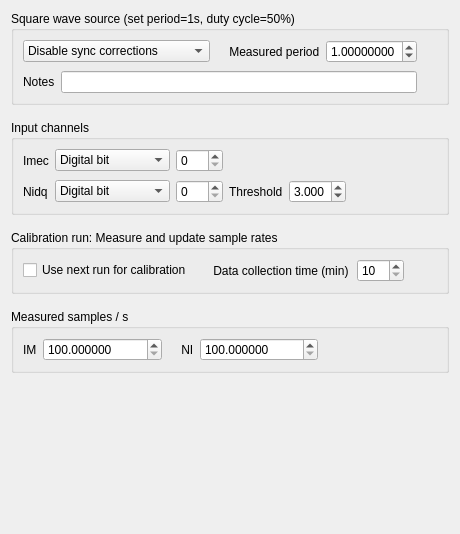
Old version of the form Forms/SyncTab.ui in the repository billkarsh/SpikeGLX.
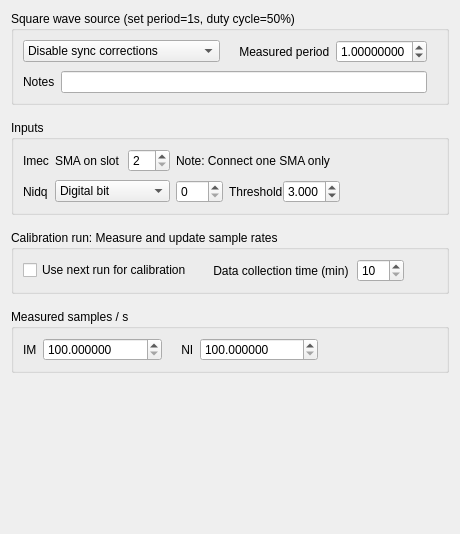
New version of the form.

```diff
--- a/Forms/SyncTab.ui
+++ b/Forms/SyncTab.ui
@@ -59,16 +59,16 @@
           <string>Disable sync corrections</string>
          </property>
         </item>
+        <item>
+         <property name="text">
+          <string>Separate high precision pulser</string>
+         </property>
+        </item>
         <item>
          <property name="text">
           <string>Current NI acquisition device</string>
          </property>
         </item>
-        <item>
-         <property name="text">
-          <string>Other high precision pulser</string>
-         </property>
-        </item>
        </widget>
       </item>
       <item row="0" column="2">
@@ -129,16 +129,16 @@
    <item row="1" column="0">
     <widget class="QGroupBox" name="chanGB">
      <property name="title">
-      <string>Input channels</string>
+      <string>Inputs</string>
      </property>
      <layout class="QGridLayout" name="gridLayout_3">
       <property name="verticalSpacing">
        <number>8</number>
       </property>
-      <item row="1" column="3">
-       <widget class="QLabel" name="label_8">
-        <property name="text">
-         <string>Threshold</string>
+      <item row="1" column="2">
+       <widget class="QSpinBox" name="niChanSB">
+        <property name="maximum">
+         <number>999</number>
         </property>
        </widget>
       </item>
@@ -149,19 +149,10 @@
         </property>
        </widget>
       </item>
-      <item row="1" column="4">
-       <widget class="QDoubleSpinBox" name="niThreshSB">
-        <property name="decimals">
-         <number>3</number>
-        </property>
-        <property name="maximum">
-         <double>5.000000000000000</double>
-        </property>
-        <property name="singleStep">
-         <double>0.100000000000000</double>
-        </property>
-        <property name="value">
-         <double>3.000000000000000</double>
+      <item row="0" column="2" colspan="2">
+       <widget class="QLabel" name="label_10">
+        <property name="text">
+         <string>Note: Connect one SMA only</string>
         </property>
        </widget>
       </item>
@@ -172,19 +163,68 @@
         </property>
        </widget>
       </item>
-      <item row="0" column="2">
-       <widget class="QSpinBox" name="imChanSB">
-        <property name="maximum">
-         <number>999</number>
+      <item row="0" column="1">
+       <layout class="QHBoxLayout" name="horizontalLayout_2">
+        <property name="spacing">
+         <number>8</number>
         </property>
-       </widget>
+        <item>
+         <widget class="QLabel" name="label_9">
+          <property name="text">
+           <string>SMA on slot</string>
+          </property>
+         </widget>
+        </item>
+        <item>
+         <widget class="QSpinBox" name="imSlotSB">
+          <property name="sizePolicy">
+           <sizepolicy hsizetype="Expanding" vsizetype="Fixed">
+            <horstretch>0</horstretch>
+            <verstretch>0</verstretch>
+           </sizepolicy>
+          </property>
+          <property name="minimum">
+           <number>2</number>
+          </property>
+          <property name="maximum">
+           <number>8</number>
+          </property>
+         </widget>
+        </item>
+       </layout>
       </item>
-      <item row="1" column="2">
-       <widget class="QSpinBox" name="niChanSB">
-        <property name="maximum">
-         <number>999</number>
-        </property>
-       </widget>
+      <item row="1" column="3">
+       <layout class="QHBoxLayout" name="horizontalLayout_4">
+        <item>
+         <widget class="QLabel" name="label_8">
+          <property name="text">
+           <string>Threshold</string>
+          </property>
+         </widget>
+        </item>
+        <item>
+         <widget class="QDoubleSpinBox" name="niThreshSB">
+          <property name="sizePolicy">
+           <sizepolicy hsizetype="Expanding" vsizetype="Fixed">
+            <horstretch>0</horstretch>
+            <verstretch>0</verstretch>
+           </sizepolicy>
+          </property>
+          <property name="decimals">
+           <number>3</number>
+          </property>
+          <property name="maximum">
+           <double>5.000000000000000</double>
+          </property>
+          <property name="singleStep">
+           <double>0.100000000000000</double>
+          </property>
+          <property name="value">
+           <double>3.000000000000000</double>
+          </property>
+         </widget>
+        </item>
+       </layout>
       </item>
       <item row="1" column="1">
        <widget class="QComboBox" name="niChanCB">
@@ -209,22 +249,7 @@
         </item>
        </widget>
       </item>
-      <item row="0" column="1">
-       <widget class="QComboBox" name="imChanCB">
-        <property name="sizePolicy">
-         <sizepolicy hsizetype="Expanding" vsizetype="Fixed">
-          <horstretch>0</horstretch>
-          <verstretch>0</verstretch>
-         </sizepolicy>
-        </property>
-        <item>
-         <property name="text">
-          <string>Digital bit</string>
-         </property>
-        </item>
-       </widget>
-      </item>
-      <item row="1" column="5">
+      <item row="1" column="4">
        <spacer name="horizontalSpacer_3">
         <property name="orientation">
          <enum>Qt::Horizontal</enum>
```
Left out of the diff: 3 changed lines with no effect on the pictures.
